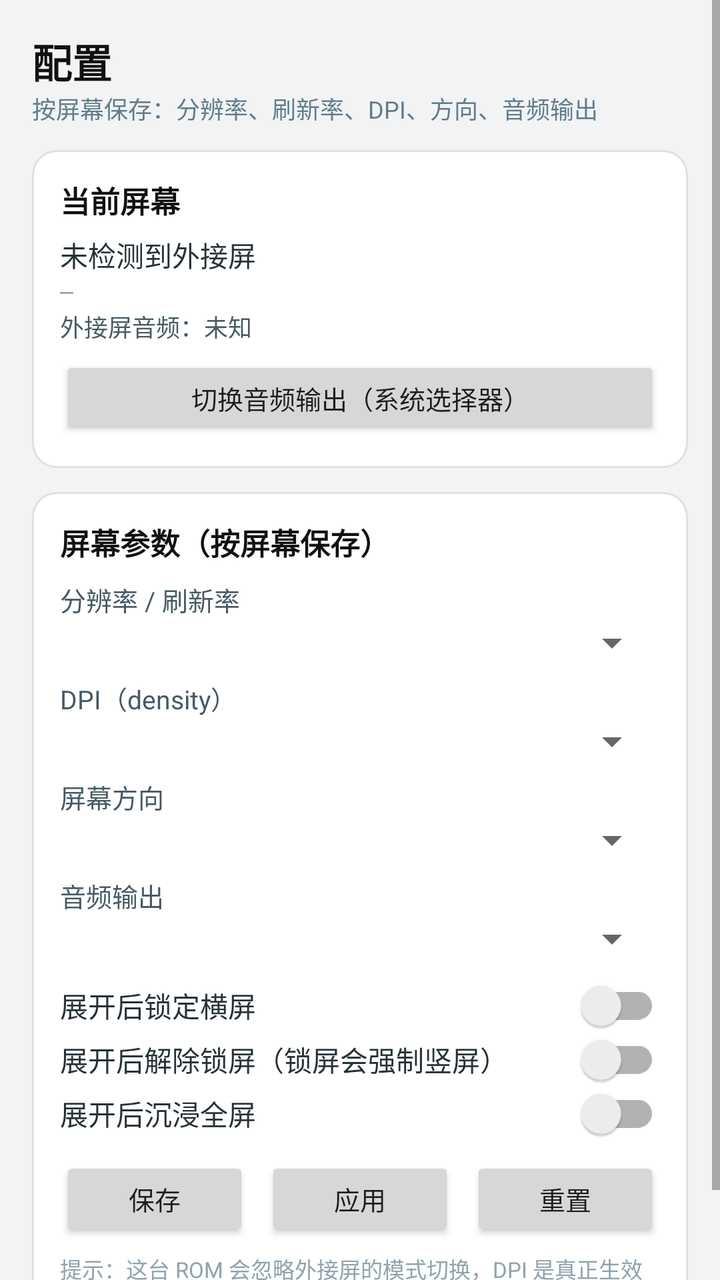
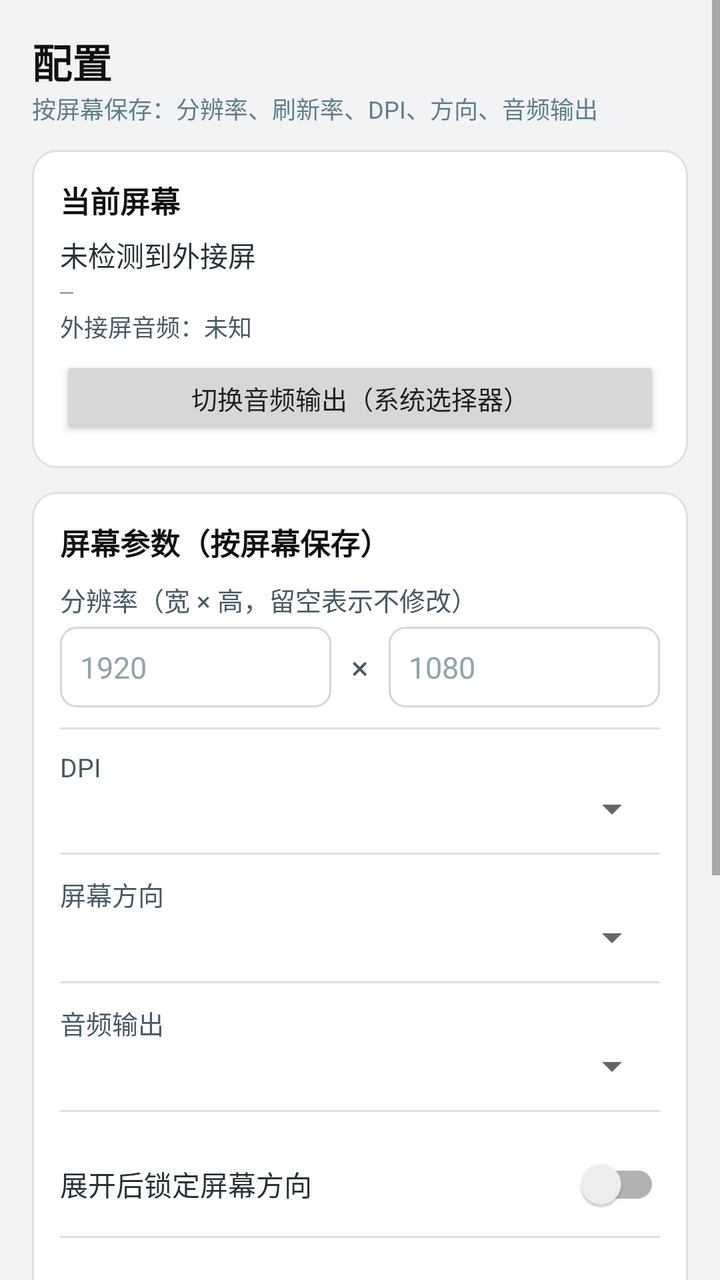

Compare the two renders of this Android layout. The source of the first and the diff that turns it into the second are given below.
<!-- AndroidManifest.xml: application theme Theme.DockPilot -->
<!-- res/layout/page_config.xml -->
<?xml version="1.0" encoding="utf-8"?>
<ScrollView xmlns:android="http://schemas.android.com/apk/res/android"
    android:layout_width="match_parent"
    android:layout_height="match_parent"
    android:background="#F2F3F5"
    android:fillViewport="true">

    <LinearLayout
        android:layout_width="match_parent"
        android:layout_height="wrap_content"
        android:orientation="vertical"
        android:padding="16dp">

        <TextView
            android:layout_width="wrap_content"
            android:layout_height="wrap_content"
            android:text="配置"
            android:textColor="#111111"
            android:textSize="20sp"
            android:textStyle="bold" />

        <TextView
            android:layout_width="wrap_content"
            android:layout_height="wrap_content"
            android:text="按屏幕保存：分辨率、刷新率、DPI、方向、音频输出"
            android:textColor="#607D8B"
            android:textSize="12sp" />

        
        <LinearLayout
            android:layout_width="match_parent"
            android:layout_height="wrap_content"
            android:layout_marginTop="12dp"
            android:background="@drawable/bg_card"
            android:orientation="vertical"
            android:padding="14dp">

            <TextView
                android:layout_width="wrap_content"
                android:layout_height="wrap_content"
                android:text="当前屏幕"
                android:textColor="#111111"
                android:textSize="15sp"
                android:textStyle="bold" />

            <TextView
                android:id="@+id/tvScreenLabel"
                android:layout_width="match_parent"
                android:layout_height="wrap_content"
                android:layout_marginTop="6dp"
                android:text="未检测到外接屏"
                android:textColor="#263238"
                android:textSize="14sp" />

            <TextView
                android:id="@+id/tvScreenId"
                android:layout_width="match_parent"
                android:layout_height="wrap_content"
                android:text="—"
                android:textColor="#90A4AE"
                android:textSize="11sp"
                android:fontFamily="monospace" />

            <TextView
                android:id="@+id/tvAudioState"
                android:layout_width="match_parent"
                android:layout_height="wrap_content"
                android:layout_marginTop="2dp"
                android:text="外接屏音频：未知"
                android:textColor="#455A64"
                android:textSize="12sp" />

            <Button
                android:id="@+id/btnAudioSwitcher"
                android:layout_width="match_parent"
                android:layout_height="42dp"
                android:layout_marginTop="6dp"
                android:text="切换音频输出（系统选择器）"
                android:textSize="13sp" />
        </LinearLayout>

        
        <LinearLayout
            android:layout_width="match_parent"
            android:layout_height="wrap_content"
            android:layout_marginTop="12dp"
            android:background="@drawable/bg_card"
            android:orientation="vertical"
            android:padding="14dp">

            <TextView
                android:layout_width="wrap_content"
                android:layout_height="wrap_content"
                android:text="屏幕参数（按屏幕保存）"
                android:textColor="#111111"
                android:textSize="15sp"
                android:textStyle="bold" />

            <TextView
                android:layout_width="match_parent"
                android:layout_height="wrap_content"
                android:layout_marginTop="8dp"
                android:text="分辨率 / 刷新率"
                android:textColor="#455A64"
                android:textSize="13sp" />

            <Spinner
                android:id="@+id/spExternalMode"
                android:layout_width="match_parent"
                android:layout_height="wrap_content" />

            <TextView
                android:layout_width="match_parent"
                android:layout_height="wrap_content"
                android:layout_marginTop="6dp"
                android:text="DPI（density）"
                android:textColor="#455A64"
                android:textSize="13sp" />

            <Spinner
                android:id="@+id/spDensity"
                android:layout_width="match_parent"
                android:layout_height="wrap_content" />

            <TextView
                android:layout_width="match_parent"
                android:layout_height="wrap_content"
                android:layout_marginTop="6dp"
                android:text="屏幕方向"
                android:textColor="#455A64"
                android:textSize="13sp" />

            <Spinner
                android:id="@+id/spRotation"
                android:layout_width="match_parent"
                android:layout_height="wrap_content" />

            <TextView
                android:layout_width="match_parent"
                android:layout_height="wrap_content"
                android:layout_marginTop="6dp"
                android:text="音频输出"
                android:textColor="#455A64"
                android:textSize="13sp" />

            <Spinner
                android:id="@+id/spAudioOutput"
                android:layout_width="match_parent"
                android:layout_height="wrap_content" />

            <androidx.appcompat.widget.SwitchCompat
                android:id="@+id/swLockLandscape"
                android:layout_width="match_parent"
                android:layout_height="wrap_content"
                android:layout_marginTop="8dp"
                android:text="展开后锁定横屏"
                android:textColor="#263238"
                android:textSize="14sp" />

            <androidx.appcompat.widget.SwitchCompat
                android:id="@+id/swUnlockKeyguard"
                android:layout_width="match_parent"
                android:layout_height="wrap_content"
                android:text="展开后解除锁屏（锁屏会强制竖屏）"
                android:textColor="#263238"
                android:textSize="14sp" />

            <androidx.appcompat.widget.SwitchCompat
                android:id="@+id/swImmersive"
                android:layout_width="match_parent"
                android:layout_height="wrap_content"
                android:text="展开后沉浸全屏"
                android:textColor="#263238"
                android:textSize="14sp" />

            <LinearLayout
                android:layout_width="match_parent"
                android:layout_height="wrap_content"
                android:layout_marginTop="8dp"
                android:orientation="horizontal">

                <Button
                    android:id="@+id/btnSaveProfile"
                    android:layout_width="0dp"
                    android:layout_height="42dp"
                    android:layout_weight="1"
                    android:text="保存"
                    android:textSize="13sp" />

                <Button
                    android:id="@+id/btnApplyProfile"
                    android:layout_width="0dp"
                    android:layout_height="42dp"
                    android:layout_marginLeft="8dp"
                    android:layout_weight="1"
                    android:text="应用"
                    android:textSize="13sp" />

                <Button
                    android:id="@+id/btnResetProfile"
                    android:layout_width="0dp"
                    android:layout_height="42dp"
                    android:layout_marginLeft="8dp"
                    android:layout_weight="1"
                    android:text="重置"
                    android:textSize="13sp" />
            </LinearLayout>

            <TextView
                android:layout_width="match_parent"
                android:layout_height="wrap_content"
                android:layout_marginTop="6dp"
                android:text="提示：这台 ROM 会忽略外接屏的模式切换，DPI 是真正生效的；分辨率改不动属于系统限制。"
                android:textColor="#90A4AE"
                android:textSize="11sp" />
        </LinearLayout>
    </LinearLayout>
</ScrollView>
<!-- resources referenced by this layout -->
<resources>
  <!-- drawable bg_card (drawable) -->
  <?xml version="1.0" encoding="utf-8"?>
  <shape xmlns:android="http://schemas.android.com/apk/res/android"
      android:shape="rectangle">
      <solid android:color="#FFFFFF" />
      <corners android:radius="12dp" />
      <stroke
          android:width="1dp"
          android:color="#E0E0E0" />
  </shape>
  <style name="Theme.DockPilot" parent="Theme.AppCompat.Light.NoActionBar">
          <item name="colorPrimary">#2E7D32</item>
          <item name="colorPrimaryDark">#1B5E20</item>
          <item name="colorAccent">#43A047</item>
      </style>
</resources>

<!-- the commit's change to res/layout/page_config.xml (unified diff, before → after) -->
@@ -100,20 +100,68 @@
                 android:layout_width="match_parent"
                 android:layout_height="wrap_content"
                 android:layout_marginTop="8dp"
-                android:text="分辨率 / 刷新率"
-                android:textColor="#455A64"
-                android:textSize="13sp" />
-
-            <Spinner
-                android:id="@+id/spExternalMode"
-                android:layout_width="match_parent"
-                android:layout_height="wrap_content" />
-
-            <TextView
-                android:layout_width="match_parent"
-                android:layout_height="wrap_content"
-                android:layout_marginTop="6dp"
-                android:text="DPI（density）"
+                android:text="分辨率（宽 × 高，留空表示不修改）"
+                android:textColor="#455A64"
+                android:textSize="13sp" />
+
+            <LinearLayout
+                android:layout_width="match_parent"
+                android:layout_height="wrap_content"
+                android:layout_marginTop="4dp"
+                android:gravity="center_vertical"
+                android:orientation="horizontal">
+
+                <EditText
+                    android:id="@+id/etWidth"
+                    android:layout_width="0dp"
+                    android:layout_height="wrap_content"
+                    android:layout_weight="1"
+                    android:background="@drawable/bg_input"
+                    android:hint="1920"
+                    android:imeOptions="actionNext"
+                    android:inputType="number"
+                    android:maxLength="4"
+                    android:padding="10dp"
+                    android:textColor="#263238"
+                    android:textColorHint="#90A4AE"
+                    android:textSize="15sp" />
+
+                <TextView
+                    android:layout_width="wrap_content"
+                    android:layout_height="wrap_content"
+                    android:layout_marginLeft="10dp"
+                    android:layout_marginRight="10dp"
+                    android:text="×"
+                    android:textColor="#455A64"
+                    android:textSize="16sp" />
+
+                <EditText
+                    android:id="@+id/etHeight"
+                    android:layout_width="0dp"
+                    android:layout_height="wrap_content"
+                    android:layout_weight="1"
+                    android:background="@drawable/bg_input"
+                    android:hint="1080"
+                    android:imeOptions="actionDone"
+                    android:inputType="number"
+                    android:maxLength="4"
+                    android:padding="10dp"
+                    android:textColor="#263238"
+                    android:textColorHint="#90A4AE"
+                    android:textSize="15sp" />
+            </LinearLayout>
+
+            <View
+                android:layout_width="match_parent"
+                android:layout_height="1dp"
+                android:layout_marginTop="10dp"
+                android:background="#E0E0E0" />
+
+            <TextView
+                android:layout_width="match_parent"
+                android:layout_height="wrap_content"
+                android:layout_marginTop="10dp"
+                android:text="DPI"
                 android:textColor="#455A64"
                 android:textSize="13sp" />
 
@@ -122,10 +170,16 @@
                 android:layout_width="match_parent"
                 android:layout_height="wrap_content" />
 
-            <TextView
-                android:layout_width="match_parent"
-                android:layout_height="wrap_content"
-                android:layout_marginTop="6dp"
+            <View
+                android:layout_width="match_parent"
+                android:layout_height="1dp"
+                android:layout_marginTop="10dp"
+                android:background="#E0E0E0" />
+
+            <TextView
+                android:layout_width="match_parent"
+                android:layout_height="wrap_content"
+                android:layout_marginTop="10dp"
                 android:text="屏幕方向"
                 android:textColor="#455A64"
                 android:textSize="13sp" />
@@ -135,10 +189,16 @@
                 android:layout_width="match_parent"
                 android:layout_height="wrap_content" />
 
-            <TextView
-                android:layout_width="match_parent"
-                android:layout_height="wrap_content"
-                android:layout_marginTop="6dp"
+            <View
+                android:layout_width="match_parent"
+                android:layout_height="1dp"
+                android:layout_marginTop="10dp"
+                android:background="#E0E0E0" />
+
+            <TextView
+                android:layout_width="match_parent"
+                android:layout_height="wrap_content"
+                android:layout_marginTop="10dp"
                 android:text="音频输出"
                 android:textColor="#455A64"
                 android:textSize="13sp" />
@@ -148,30 +208,80 @@
                 android:layout_width="match_parent"
                 android:layout_height="wrap_content" />
 
+            <View
+                android:layout_width="match_parent"
+                android:layout_height="1dp"
+                android:layout_marginTop="10dp"
+                android:background="#E0E0E0" />
+
             <androidx.appcompat.widget.SwitchCompat
                 android:id="@+id/swLockLandscape"
                 android:layout_width="match_parent"
                 android:layout_height="wrap_content"
-                android:layout_marginTop="8dp"
-                android:text="展开后锁定横屏"
-                android:textColor="#263238"
-                android:textSize="14sp" />
+                android:layout_marginTop="10dp"
+                android:minHeight="52dp"
+                android:paddingTop="10dp"
+                android:paddingBottom="10dp"
+                android:text="展开后锁定屏幕方向"
+                android:textColor="#263238"
+                android:textSize="14sp" />
+
+            <View
+                android:layout_width="match_parent"
+                android:layout_height="1dp"
+                android:background="#E0E0E0" />
 
             <androidx.appcompat.widget.SwitchCompat
                 android:id="@+id/swUnlockKeyguard"
                 android:layout_width="match_parent"
                 android:layout_height="wrap_content"
-                android:text="展开后解除锁屏（锁屏会强制竖屏）"
-                android:textColor="#263238"
-                android:textSize="14sp" />
+                android:layout_marginTop="10dp"
+                android:minHeight="52dp"
+                android:paddingTop="10dp"
+                android:paddingBottom="10dp"
+                android:text="展开后解除锁屏"
+                android:textColor="#263238"
+                android:textSize="14sp" />
+
+            <View
+                android:layout_width="match_parent"
+                android:layout_height="1dp"
+                android:background="#E0E0E0" />
 
             <androidx.appcompat.widget.SwitchCompat
                 android:id="@+id/swImmersive"
                 android:layout_width="match_parent"
                 android:layout_height="wrap_content"
+                android:layout_marginTop="10dp"
+                android:minHeight="52dp"
+                android:paddingTop="10dp"
+                android:paddingBottom="10dp"
                 android:text="展开后沉浸全屏"
                 android:textColor="#263238"
                 android:textSize="14sp" />
+
+            <View
+                android:layout_width="match_parent"
+                android:layout_height="1dp"
+                android:background="#E0E0E0" />
+
+            <androidx.appcompat.widget.SwitchCompat
+                android:id="@+id/swForceLandscape"
+                android:layout_width="match_parent"
+                android:layout_height="wrap_content"
+                android:layout_marginTop="10dp"
+                android:minHeight="52dp"
+                android:paddingTop="10dp"
+                android:paddingBottom="10dp"
+                android:text="强制所有应用横屏"
+                android:textColor="#263238"
+                android:textSize="14sp" />
+
+            <View
+                android:layout_width="match_parent"
+                android:layout_height="1dp"
+                android:layout_marginTop="10dp"
+                android:background="#E0E0E0" />
 
             <LinearLayout
                 android:layout_width="match_parent"
@@ -210,7 +320,7 @@
                 android:layout_width="match_parent"
                 android:layout_height="wrap_content"
                 android:layout_marginTop="6dp"
-                android:text="提示：这台 ROM 会忽略外接屏的模式切换，DPI 是真正生效的；分辨率改不动属于系统限制。"
+                android:text="分辨率走 wm size（非 DeX 为全局，DeX 带 -d），DPI 走 wm density；刷新率由系统策略控制，App 无法设置。"
                 android:textColor="#90A4AE"
                 android:textSize="11sp" />
         </LinearLayout>
<!-- resource entries referenced after the edit -->
@@ -10,10 +10,24 @@
           android:width="1dp"
           android:color="#E0E0E0" />
   </shape>
+  <!-- drawable bg_input (drawable) -->
+  <?xml version="1.0" encoding="utf-8"?>
+  <shape xmlns:android="http://schemas.android.com/apk/res/android"
+      android:shape="rectangle">
+      <solid android:color="#FFFFFF" />
+      <corners android:radius="8dp" />
+      <stroke
+          android:width="1dp"
+          android:color="#CFD8DC" />
+  </shape>
   <style name="Theme.DockPilot" parent="Theme.AppCompat.Light.NoActionBar">
           <item name="colorPrimary">#2E7D32</item>
           <item name="colorPrimaryDark">#1B5E20</item>
           <item name="colorAccent">#43A047</item>
+          <item name="android:windowBackground">#F2F3F5</item>
+          
+          <item name="android:windowLightStatusBar">true</item>
+          <item name="android:windowLightNavigationBar">true</item>
       </style>
 </resources>
 
